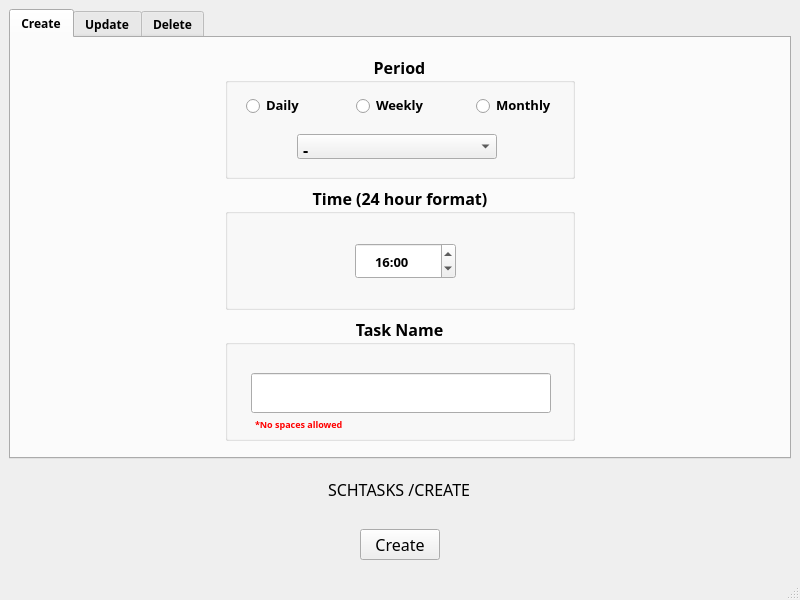
This is FrontEnd/UserInterface.ui in ben-wsh10/TaskScheduler-SoftwareReboot as Qt 5 draws it before an edit. The edited form follows.
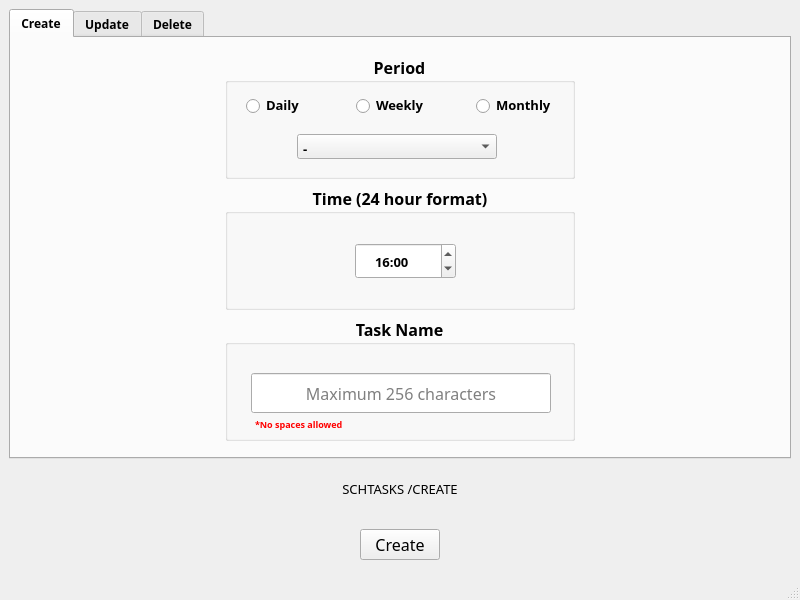
This is the edited form.

The edit to the form file:
```diff
--- a/FrontEnd/UserInterface.ui
+++ b/FrontEnd/UserInterface.ui
@@ -246,6 +246,12 @@
                        <height>16777215</height>
                       </size>
                      </property>
+                     <property name="font">
+                      <font>
+                       <family>Times New Roman,Times,serif</family>
+                       <pointsize>10</pointsize>
+                      </font>
+                     </property>
                      <property name="styleSheet">
                       <string notr="true">QComboBox{
 	padding : 5px 0px 0px 5px;
@@ -496,6 +502,9 @@
                      <property name="alignment">
                       <set>Qt::AlignCenter</set>
                      </property>
+                     <property name="placeholderText">
+                      <string>Maximum 256 characters</string>
+                     </property>
                     </widget>
                     <widget class="QLabel" name="label_2">
                      <property name="geometry">
@@ -989,19 +998,25 @@
           </property>
           <property name="minimumSize">
            <size>
-            <width>100</width>
+            <width>760</width>
             <height>40</height>
            </size>
           </property>
           <property name="font">
            <font>
             <family>Times New Roman,Times,serif</family>
-            <pointsize>12</pointsize>
+            <pointsize>10</pointsize>
            </font>
           </property>
           <property name="text">
            <string>SCHTASKS /CREATE</string>
           </property>
+          <property name="alignment">
+           <set>Qt::AlignCenter</set>
+          </property>
+          <property name="wordWrap">
+           <bool>true</bool>
+          </property>
          </widget>
         </item>
         <item alignment="Qt::AlignHCenter|Qt::AlignVCenter">
```
Left out of the diff: 3 changed lines with no effect on the pictures.
